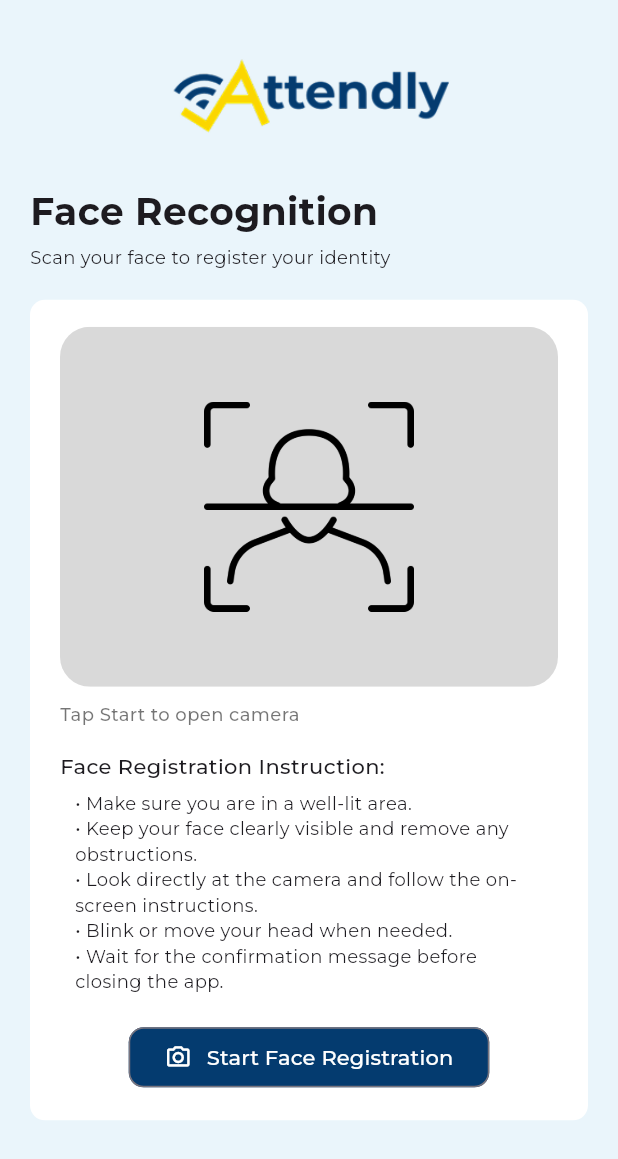
After one commit to Kirbabyee/Attendly, a Flutter app: the Face_Registration screen opened by its route, on a phone screen of 412 x 824 dp. The commit adds this screen. Shown: the top 1159 px of the screen. Run offline on Flutter 3.47's test engine with Material 3 defaults, Android fonts, the phone set to English and light mode, and no system bars; our stand-ins replace camera; missing offline and left inert: google_mlkit_face_detection.

Commit message:
face detection

```diff
--- /dev/null
+++ b/lib/Student Page/face_registration.dart
@@ -0,0 +1,524 @@
+import 'dart:async';
+import 'dart:math' as math;
+import 'dart:ui';
+
+import 'package:flutter/foundation.dart';
+import 'package:flutter/material.dart';
+import 'package:camera/camera.dart';
+import 'package:google_mlkit_face_detection/google_mlkit_face_detection.dart';
+
+import 'package:flutter_project_1/main.dart';
+
+class Face_Registration extends StatefulWidget {
+  const Face_Registration({super.key});
+
+  @override
+  State<Face_Registration> createState() => _Face_RegistrationState();
+}
+
+class _Face_RegistrationState extends State<Face_Registration> {
+  CameraController? _controller;
+  Future<void>? _initFuture;
+
+  late final FaceDetector _faceDetector;
+
+  bool _navigated = false;
+  Timer? _alignmentTimer;
+
+  bool _processing = false;
+  bool _faceAligned = false;
+  DateTime _lastRun = DateTime.fromMillisecondsSinceEpoch(0);
+
+  @override
+  void initState() {
+    super.initState();
+    _faceDetector = FaceDetector(
+      options: FaceDetectorOptions(
+        performanceMode: FaceDetectorMode.fast,
+        enableLandmarks: false,
+        enableContours: false,
+        enableClassification: false,
+      ),
+    );
+  }
+
+  @override
+  void dispose() {
+    _alignmentTimer?.cancel();
+    _stopCamera();
+    _faceDetector.close();
+    super.dispose();
+  }
+
+
+  Future<void> _stopCamera() async {
+    final c = _controller;
+    if (c == null) return;
+
+    try {
+      if (c.value.isStreamingImages) {
+        await c.stopImageStream();
+      }
+    } catch (_) {}
+
+    try {
+      await c.dispose();
+    } catch (_) {}
+
+    _controller = null;
+    _initFuture = null;
+  }
+
+  Future<void> _startCamera() async {
+    try {
+      final cameras = await availableCameras();
+
+      // Prefer front camera for face registration
+      final front =
+      cameras.where((c) => c.lensDirection == CameraLensDirection.front);
+      final camera = front.isNotEmpty ? front.first : cameras.first;
+
+      final controller = CameraController(
+        camera,
+        ResolutionPreset.medium,
+        enableAudio: false,
+        imageFormatGroup: ImageFormatGroup.nv21, // best for Android + ML Kit
+      );
+
+      setState(() {
+        _controller = controller;
+        _initFuture = controller.initialize();
+      });
+
+      await _initFuture;
+
+      await controller.startImageStream((image) async {
+        // Throttle (run ~6 fps)
+        final now = DateTime.now();
+        if (now.difference(_lastRun).inMilliseconds < 160) return;
+        _lastRun = now;
+
+        if (_processing) return;
+        _processing = true;
+
+        try {
+          final inputImage =
+          _cameraImageToInputImage(image, controller.description);
+
+          final faces = await _faceDetector.processImage(inputImage);
+
+          bool aligned = false;
+          final metaSize = inputImage.metadata?.size;
+
+          if (faces.isNotEmpty && metaSize != null) {
+            // Use the largest face
+            faces.sort((a, b) => _area(b.boundingBox).compareTo(_area(a.boundingBox)));
+            final faceBox = faces.first.boundingBox;
+
+            aligned = _isFaceInsideGuide(faceBox, metaSize);
+          }
+
+          if (!mounted) return;
+
+          // Update UI state
+          if (aligned != _faceAligned) {
+            setState(() => _faceAligned = aligned);
+          }
+
+          // Start delay when face is aligned
+          if (aligned && !_navigated) {
+            _alignmentTimer ??= Timer(const Duration(seconds: 2), () async {
+              if (!mounted || _navigated) return;
+
+              _navigated = true;
+
+              // Stop camera stream
+              try {
+                if (_controller?.value.isStreamingImages == true) {
+                  await _controller!.stopImageStream();
+                }
+              } catch (_) {}
+
+              // Navigate after delay
+              if (!mounted) return;
+              Navigator.of(context).pushReplacement(
+                MaterialPageRoute(builder: (_) => const Home()),
+              );
+            });
+          }
+
+          // Cancel delay if face moves away
+          if (!aligned) {
+            _alignmentTimer?.cancel();
+            _alignmentTimer = null;
+          }
+
+        } catch (_) {
+          // ignore per-frame errors
+        } finally {
+          _processing = false;
+        }
+      });
+
+      if (mounted) setState(() {});
+    } catch (e) {
+      if (!mounted) return;
+      ScaffoldMessenger.of(context).showSnackBar(
+        SnackBar(content: Text('Camera error: $e')),
+      );
+    }
+  }
+
+  double _area(Rect r) => r.width * r.height;
+
+  // ✅ UPDATED for latest ML Kit: no planeData / no InputImagePlaneMetadata
+  InputImage _cameraImageToInputImage(
+      CameraImage image,
+      CameraDescription description,
+      ) {
+    final WriteBuffer allBytes = WriteBuffer();
+    for (final plane in image.planes) {
+      allBytes.putUint8List(plane.bytes);
+    }
+    final bytes = allBytes.done().buffer.asUint8List();
+
+    final imageSize = Size(
+      image.width.toDouble(),
+      image.height.toDouble(),
+    );
+
+    final rotation =
+        InputImageRotationValue.fromRawValue(description.sensorOrientation) ??
+            InputImageRotation.rotation0deg;
+
+    final format =
+        InputImageFormatValue.fromRawValue(image.format.raw) ??
+            InputImageFormat.nv21;
+
+    final metadata = InputImageMetadata(
+      size: imageSize,
+      rotation: rotation,
+      format: format,
+      bytesPerRow: image.planes.first.bytesPerRow,
+    );
+
+    return InputImage.fromBytes(
+      bytes: bytes,
+      metadata: metadata,
+    );
+  }
+
+  /// Check if detected face box is mostly inside the centered guide region.
+  /// Uses IMAGE coordinates (not UI pixels).
+  bool _isFaceInsideGuide(Rect faceBox, Size imageSize) {
+    // MIRROR face box horizontally (front camera fix)
+    final mirroredFaceBox = Rect.fromLTRB(
+      imageSize.width - faceBox.right,
+      faceBox.top,
+      imageSize.width - faceBox.left,
+      faceBox.bottom,
+    );
+
+    // Guide area (same proportions as UI)
+    final guide = Rect.fromCenter(
+      center: Offset(imageSize.width / 2, imageSize.height / 2),
+      width: imageSize.width * 0.60,
+      height: imageSize.height * 0.75,
+    );
+
+    final intersect = mirroredFaceBox.intersect(guide);
+
+    final faceArea =
+        mirroredFaceBox.width * mirroredFaceBox.height;
+    final intersectArea =
+        intersect.width.clamp(0, double.infinity) *
+            intersect.height.clamp(0, double.infinity);
+
+    if (faceArea <= 0) return false;
+
+    final coverage = intersectArea / faceArea;
+
+    // Looser + realistic thresholds
+    final sizeOk =
+        mirroredFaceBox.width > guide.width * 0.30 &&
+            mirroredFaceBox.width < guide.width * 1.05 &&
+            mirroredFaceBox.height > guide.height * 0.35 &&
+            mirroredFaceBox.height < guide.height * 1.05;
+
+    return coverage > 0.49 && sizeOk;
+  }
+
+
+  @override
+  Widget build(BuildContext context) {
+    return Scaffold(
+      body: SafeArea(
+        child: SingleChildScrollView(
+          padding: const EdgeInsets.symmetric(horizontal: 20),
+          child: Column(
+            crossAxisAlignment: CrossAxisAlignment.center,
+            children: [
+              const SizedBox(height: 20),
+              Image.asset('assets/logo.png', width: 250),
+              const SizedBox(height: 20),
+
+              Align(
+                alignment: Alignment.centerLeft,
+                child: Column(
+                  crossAxisAlignment: CrossAxisAlignment.start,
+                  children: const [
+                    Text(
+                      'Face Recognition',
+                      style: TextStyle(fontWeight: FontWeight.bold, fontSize: 25),
+                    ),
+                    SizedBox(height: 4),
+                    Text(
+                      'Scan your face to register your identity',
+                      style: TextStyle(fontSize: 12),
+                    ),
+                  ],
+                ),
+              ),
+
+              const SizedBox(height: 20),
+
+              // White card
+              Container(
+                width: double.infinity,
+                decoration: BoxDecoration(
+                  color: Colors.white,
+                  borderRadius: BorderRadius.circular(10),
+                ),
+                padding: const EdgeInsets.symmetric(vertical: 18),
+                child: Column(
+                  children: [
+                    // Grey camera area
+                    Padding(
+                      padding: const EdgeInsets.symmetric(horizontal: 20),
+                      child: ClipRRect(
+                        borderRadius: BorderRadius.circular(20),
+                        child: Container(
+                          color: const Color(0xFFD9D9D9),
+                          height: 240,
+                          width: double.infinity,
+                          child: _buildCameraArea(),
+                        ),
+                      ),
+                    ),
+
+                    const SizedBox(height: 10),
+
+                    // Status text
+                    Padding(
+                      padding: const EdgeInsets.symmetric(horizontal: 20),
+                      child: Align(
+                        alignment: Alignment.centerLeft,
+                        child: Text(_controller == null
+                            ? 'Tap Start to open camera'
+                            : (_faceAligned
+                            ? 'Hold still…'
+                            : 'Align your face to the guide'),
+                          style: TextStyle(
+                            fontSize: 12,
+                            fontWeight: FontWeight.w500,
+                            color: _controller == null
+                                ? Colors.black54
+                                : (_faceAligned ? Colors.green : Colors.black54),
+                          ),
+                        ),
+                      ),
+                    ),
+
+                    const SizedBox(height: 16),
+
+                    Padding(
+                      padding: const EdgeInsets.symmetric(horizontal: 20),
+                      child: Column(
+                        crossAxisAlignment: CrossAxisAlignment.start,
+                        children: const [
+                          Text(
+                            'Face Registration Instruction:',
+                            style: TextStyle(fontWeight: FontWeight.w500),
+                          ),
+                          SizedBox(height: 6),
+                          Padding(
+                            padding: EdgeInsets.symmetric(horizontal: 10),
+                            child: Text(
+                              '• Make sure you are in a well-lit area.\n'
+                              '• Keep your face clearly visible and remove any obstructions.\n'
+                              '• Look directly at the camera and follow the on-screen instructions.\n'
+                              '• Blink or move your head when needed.\n'
+                              '• Wait for the confirmation message before closing the app.',
+                              style: TextStyle(fontSize: 12),
+                            ),
+                          ),
+                        ],
+                      ),
+                    ),
+
+                    const SizedBox(height: 18),
+
+                    OutlinedButton(
+                      style: OutlinedButton.styleFrom(
+                        backgroundColor: const Color(0xFF043B6F),
+                        shape: RoundedRectangleBorder(
+                          borderRadius: BorderRadius.circular(10),
+                        ),
+                      ),
+                      onPressed: () async {
+                        if (_controller == null) {
+                          await _startCamera();
+                        }
+                      },
+                      child: Row(
+                        mainAxisSize: MainAxisSize.min,
+                        children: const [
+                          Icon(Icons.camera_alt_outlined, color: Colors.white),
+                          SizedBox(width: 10),
+                          Text(
+                            'Start Face Registration',
+                            style: TextStyle(color: Colors.white),
+                          ),
+                        ],
+                      ),
+                    ),
+                  ],
+                ),
+              ),
+              const SizedBox(height: 20),
+            ],
+          ),
+        ),
+      ),
+    );
+  }
+
+  Widget _buildCameraArea() {
+    // If camera not started yet: show placeholder
+    if (_controller == null || _initFuture == null) {
+      return Center(
+        child: Image.asset('assets/face-scan.png', width: 140),
+      );
+    }
+
+    return FutureBuilder<void>(
+      future: _initFuture,
+      builder: (context, snapshot) {
+        if (snapshot.connectionState != ConnectionState.done) {
+          return const Center(child: CircularProgressIndicator());
+        }
+
+        final controller = _controller!;
+
+        // Camera + guide overlay
+        return Stack(
+          fit: StackFit.expand,
+          children: [
+            FittedBox(
+              fit: BoxFit.cover,
+              child: SizedBox(
+                width: controller.value.previewSize?.height ?? 1,
+                height: controller.value.previewSize?.width ?? 1,
+                child: CameraPreview(controller),
+              ),
+            ),
+            Container(color: Colors.black.withOpacity(0.05)),
+            IgnorePointer(
+              child: CustomPaint(
+                painter: FaceGuidePainter(aligned: _faceAligned),
+              ),
+            ),
+          ],
+        );
+      },
+    );
+  }
+}
+
+class FaceGuidePainter extends CustomPainter {
+  final bool aligned;
+  FaceGuidePainter({required this.aligned});
+
+  @override
+  void paint(Canvas canvas, Size size) {
+    final guideColor = aligned
+        ? Colors.greenAccent.withOpacity(0.95)
+        : Colors.black.withOpacity(0.85);
+
+    final cornerPaint = Paint()
+      ..color = guideColor
+      ..style = PaintingStyle.stroke
+      ..strokeWidth = 3
+      ..strokeCap = StrokeCap.round;
+
+    const inset = 16.0;
+    const cornerLen = 26.0;
+
+    // Top-left
+    canvas.drawLine(
+      const Offset(inset, inset),
+      const Offset(inset + cornerLen, inset),
+      cornerPaint,
+    );
+    canvas.drawLine(
+      const Offset(inset, inset),
+      const Offset(inset, inset + cornerLen),
+      cornerPaint,
+    );
+
+    // Top-right
+    canvas.drawLine(
+      Offset(size.width - inset, inset),
+      Offset(size.width - inset - cornerLen, inset),
+      cornerPaint,
+    );
+    canvas.drawLine(
+      Offset(size.width - inset, inset),
+      Offset(size.width - inset, inset + cornerLen),
+      cornerPaint,
+    );
+
+    // Bottom-left
+    canvas.drawLine(
+      Offset(inset, size.height - inset),
+      Offset(inset + cornerLen, size.height - inset),
+      cornerPaint,
+    );
+    canvas.drawLine(
+      Offset(inset, size.height - inset),
+      Offset(inset, size.height - inset - cornerLen),
+      cornerPaint,
+    );
+
+    // Bottom-right
+    canvas.drawLine(
+      Offset(size.width - inset, size.height - inset),
+      Offset(size.width - inset - cornerLen, size.height - inset),
+      cornerPaint,
+    );
+    canvas.drawLine(
+      Offset(size.width - inset, size.height - inset),
+      Offset(size.width - inset, size.height - inset - cornerLen),
+      cornerPaint,
+    );
+
+    final ovalPaint = Paint()
+      ..color = aligned
+          ? Colors.greenAccent.withOpacity(0.85)
+          : Colors.black.withOpacity(0.65)
+      ..style = PaintingStyle.stroke
+      ..strokeWidth = 3;
+
+    final ovalRect = Rect.fromCenter(
+      center: Offset(size.width / 2, size.height / 2),
+      width: size.width * 0.60,
+      height: size.height * 0.75,
+    );
+
+    canvas.drawOval(ovalRect, ovalPaint);
+  }
+
+  @override
+  bool shouldRepaint(covariant FaceGuidePainter oldDelegate) =>
+      oldDelegate.aligned != aligned;
+}
--- a/lib/Student Page/login.dart
+++ b/lib/Student Page/login.dart
@@ -1,5 +1,6 @@
 import 'package:flutter/material.dart';
 import 'package:flutter/services.dart';
+import 'package:flutter_project_1/Student Page/face_registration.dart';
 
 class Login extends StatefulWidget {
   const Login({super.key});
@@ -243,7 +244,9 @@ class _LoginState extends State<Login> {
                             // All inputs are valid
                             final studentNo = _studentNoController.text;
                             final password = _passwordController.text;
-                            print('Login OK: $studentNo');
+                            Navigator.of(context).pushReplacement(
+                              MaterialPageRoute(builder: (_) => const Face_Registration()),
+                            );
                           }
                         },
                         child: Text(
--- a/pubspec.yaml
+++ b/pubspec.yaml
@@ -30,6 +30,9 @@ environment:
 dependencies:
   flutter:
     sdk: flutter
+
+  camera: ^0.11.0+2
+  google_mlkit_face_detection: ^0.13.0
 
   # The following adds the Cupertino Icons font to your application.
   # Use with the CupertinoIcons class for iOS style icons.
```
Also changed, not shown: lib/main.dart (+7 -1 lines), assets/face-scan.png (added), lib/Student Page/dashboard.dart (added), pubspec.lock, 1 other file.
